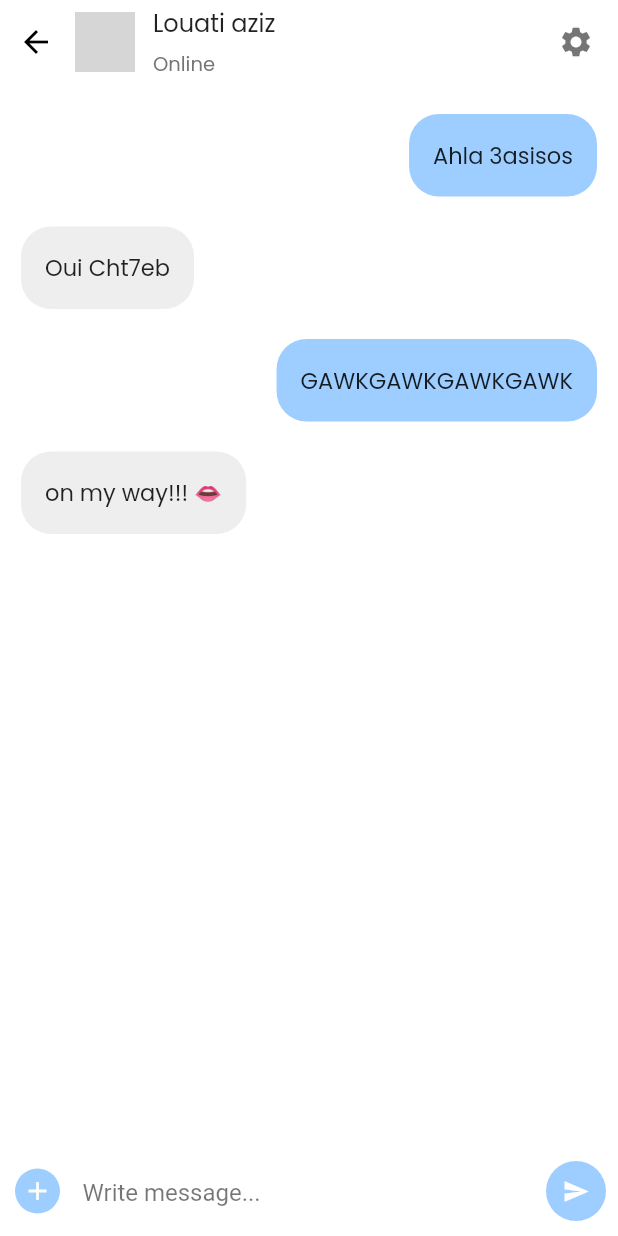
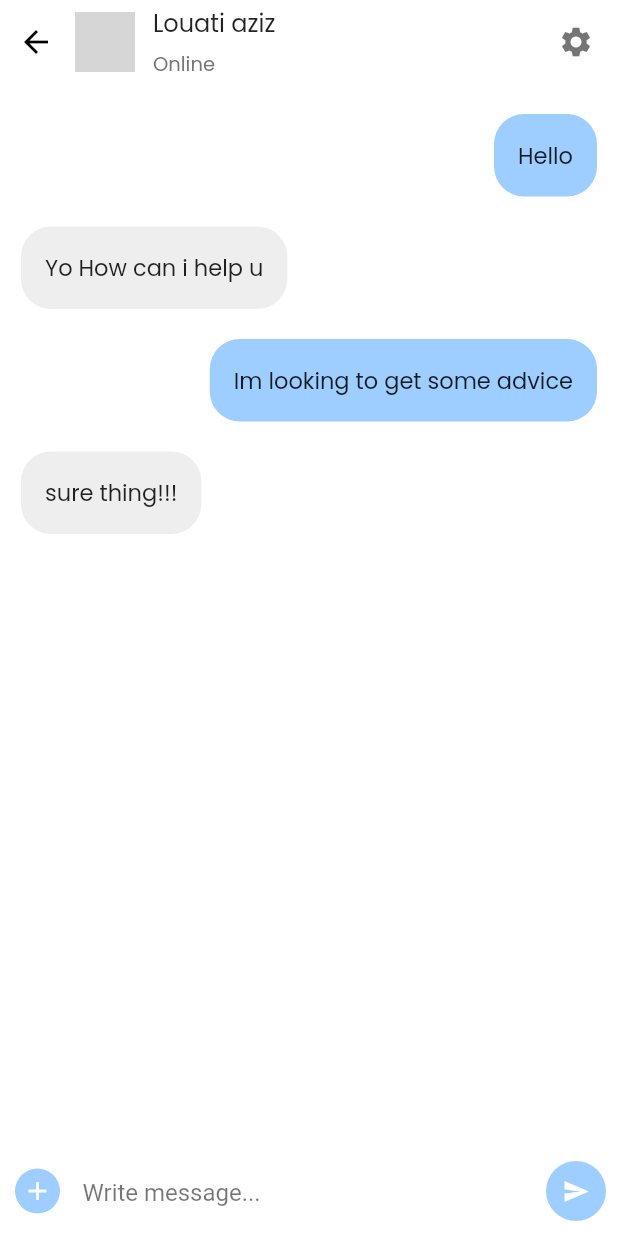
Before and after one commit to omarzairi/FitApp-UI, a Flutter app: the ConversationList screen opened by its route, after a tap on "Louati aziz", on a phone screen of 412 x 824 dp. Run offline on Flutter 3.47's test engine with Material 2 defaults, Android fonts, the phone set to English and light mode, and no system bars; our stand-ins replace dio, fl_chart, flutter_secure_storage, get; missing offline and left inert: food_icons; accounts and stored records are empty; network calls fail; statements that could not run were skipped; project files that could hold a hidden picture were left out; grey boxes are pictures that could not be loaded.

Commit message:
still working

```diff
--- a/lib/Pages/chat_details.dart
+++ b/lib/Pages/chat_details.dart
@@ -13,10 +13,10 @@ class ChatDetailPage extends StatefulWidget{
 
 class _ChatDetailPageState extends State<ChatDetailPage> {
   List<MessageModel> messages = [
-    MessageModel(message:"Ahla 3asisos", fromSelf: true),
-    MessageModel(message:"Oui Cht7eb", fromSelf: false),
-    MessageModel(message:"GAWKGAWKGAWKGAWK", fromSelf: true),
-    MessageModel(message:"on my way!!! 👄", fromSelf: false),
+    MessageModel(message:"Hello", fromSelf: true),
+    MessageModel(message:"Yo How can i help u", fromSelf: false),
+    MessageModel(message:"Im looking to get some advice", fromSelf: true),
+    MessageModel(message:"sure thing!!!", fromSelf: false),
 
 
   ];
--- a/lib/Pages/homepage/drawer.dart
+++ b/lib/Pages/homepage/drawer.dart
@@ -1,5 +1,7 @@
+import 'package:fitapp/utils/theme_colors.dart';
 import 'package:flutter/cupertino.dart';
 import 'package:flutter/material.dart';
+import 'package:get/get.dart';
 
 class HomeDrawer extends StatelessWidget{
   @override
@@ -9,27 +11,25 @@ class HomeDrawer extends StatelessWidget{
         padding: EdgeInsets.zero,
         children: [
           DrawerHeader(
-            decoration: const BoxDecoration(
+            decoration:  BoxDecoration(
               borderRadius: BorderRadius.only(
                   topRight: Radius.circular(0)),
-              color: Color(0xffFB7AFF),
+              color: TColor.primaryColor2,
             ),
             child: Image.asset(
                 "assets/img/bg_dots.png"),
           ),
           ListTile(
             title:  Text('Dashboard'),
-            onTap: () {},
+            onTap: () {Get.toNamed("/home");},
           ),
           ListTile(
             title: const Text('Consumption'),
-            onTap: () {},
+            onTap: () {Get.toNamed("/alimentlist");},
           ),
           ListTile(
             title: const Text('Chat Room'),
-            onTap: () {
-
-            },
+            onTap: () {Get.toNamed("/chat");},
           )
         ],
       ),
--- a/lib/Pages/homepage/footer.dart
+++ b/lib/Pages/homepage/footer.dart
@@ -67,7 +67,7 @@ class _MainTabViewState extends State<Footer> {
                       setState(() {
                         widget.selectTab = 3;
                       });
-                      Navigator.pushNamed(context, '/login');
+                      Navigator.pushNamed(context, '/profile');
                     })
               ],
             ),
--- a/lib/Pages/homepage/homepage.dart
+++ b/lib/Pages/homepage/homepage.dart
@@ -1,4 +1,5 @@
 
+import 'package:fitapp/Pages/homepage/drawer.dart';
 import 'package:fitapp/Pages/homepage/meals.dart';
 import 'package:fitapp/controllers/consumption_controller.dart';
 import 'package:fitapp/controllers/objectif_controller.dart';
@@ -90,7 +91,7 @@ class _HomeViewState extends State<HomeView> {
         builder: (context, snapshot) {
           if (snapshot.connectionState == ConnectionState.done) {
             return  Scaffold(
-                drawer: const Drawer(),
+                drawer: HomeDrawer(),
                 backgroundColor: TColor.white,
                 appBar: AppBar(
                   backgroundColor: TColor.white,
--- a/lib/routes/route.dart
+++ b/lib/routes/route.dart
@@ -21,7 +21,7 @@ class AppRoutes {
     GetPage(name: '/login', page: () => LoginScreen()),
     GetPage(name: '/signup', page: () => SignUpScreen()),
     GetPage(name: '/chat', page: ()=>ConversationList()),
-    // GetPage(name: '/home', page: ()=>HomeView()),
+    GetPage(name: '/home', page: ()=>HomeView()),
     GetPage(name: '/alimentlist', page: () => AlimentListPage()),
     GetPage(name: '/profile', page: () => ProfileUser()),
     GetPage(name:'/changeusername', page: ()=>ChangeName()),
```
